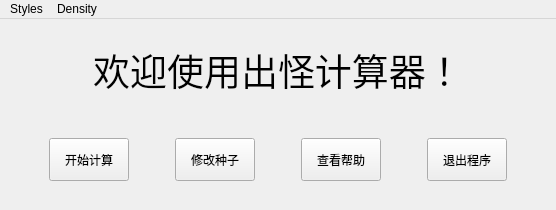
Old version of the form zombie_calculator/gui/introduction.ui in the repository Kndy666/zombie_calculator.
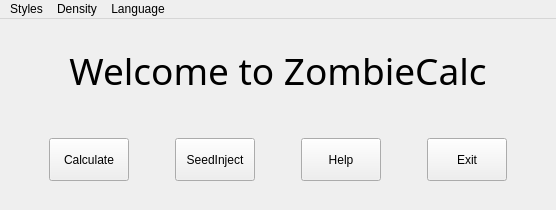
New version of the form.

```diff
--- a/zombie_calculator/gui/introduction.ui
+++ b/zombie_calculator/gui/introduction.ui
@@ -41,7 +41,7 @@
          <enum>Qt::LeftToRight</enum>
         </property>
         <property name="text">
-         <string>欢迎使用出怪计算器！</string>
+         <string>Welcome to ZombieCalc</string>
         </property>
         <property name="alignment">
          <set>Qt::AlignCenter</set>
@@ -90,7 +90,7 @@
            </sizepolicy>
           </property>
           <property name="text">
-           <string>开始计算</string>
+           <string>Calculate</string>
           </property>
          </widget>
         </item>
@@ -119,7 +119,7 @@
            </sizepolicy>
           </property>
           <property name="text">
-           <string>修改种子</string>
+           <string>SeedInject</string>
           </property>
           <property name="checkable">
            <bool>false</bool>
@@ -157,7 +157,7 @@
            </sizepolicy>
           </property>
           <property name="text">
-           <string>查看帮助</string>
+           <string>Help</string>
           </property>
          </widget>
         </item>
@@ -186,7 +186,7 @@
            </sizepolicy>
           </property>
           <property name="text">
-           <string>退出程序</string>
+           <string>Exit</string>
           </property>
           <property name="checkable">
            <bool>false</bool>
@@ -240,8 +240,16 @@
      <string>Density</string>
     </property>
    </widget>
+   <widget class="QMenu" name="menuLanguage">
+    <property name="title">
+     <string>Language</string>
+    </property>
+    <addaction name="actionEnglish"/>
+    <addaction name="actionChinese"/>
+   </widget>
    <addaction name="menuStyle"/>
    <addaction name="menuDensity"/>
+   <addaction name="menuLanguage"/>
   </widget>
  </widget>
  <resources/>
```
Left out of the diff: 15 changed lines with no effect on the pictures.
